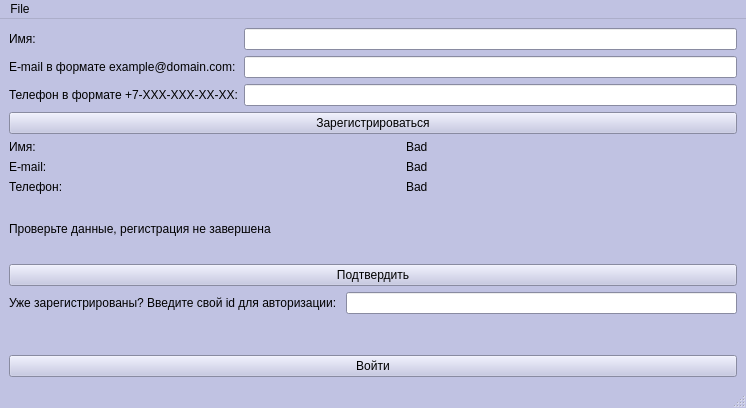
Qt form Booking/mainwindow.ui (mainex/btimetable-booking) before a commit.
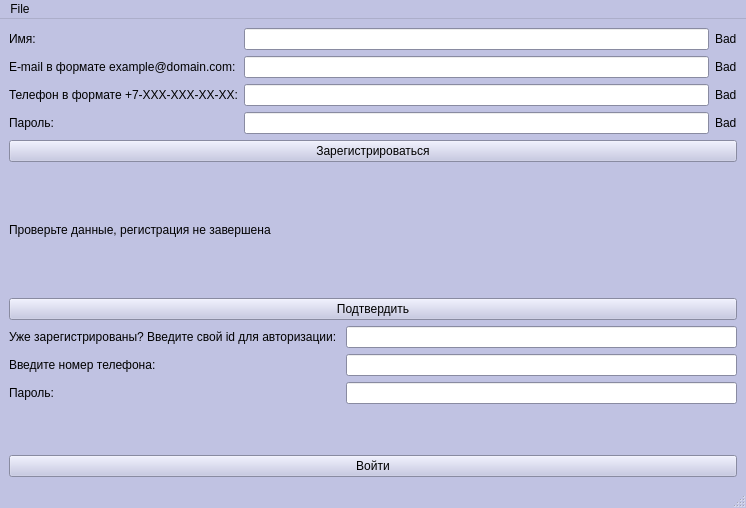
The same form after that commit.

Patch:
```diff
--- a/Booking/mainwindow.ui
+++ b/Booking/mainwindow.ui
@@ -7,7 +7,7 @@
     <x>0</x>
     <y>0</y>
     <width>746</width>
-    <height>408</height>
+    <height>508</height>
    </rect>
   </property>
   <property name="palette">
@@ -461,6 +461,27 @@
      <layout class="QVBoxLayout" name="verticalLayout_2">
       <item>
        <layout class="QFormLayout" name="formLayout_3">
+        <item row="0" column="0">
+         <widget class="QLabel" name="label_2">
+          <property name="text">
+           <string>Имя:</string>
+          </property>
+         </widget>
+        </item>
+        <item row="0" column="1">
+         <layout class="QHBoxLayout" name="horizontalLayout_4">
+          <item>
+           <widget class="QLineEdit" name="enterNameLineEdit"/>
+          </item>
+          <item>
+           <widget class="QLabel" name="isNameOkLabel">
+            <property name="text">
+             <string>Bad</string>
+            </property>
+           </widget>
+          </item>
+         </layout>
+        </item>
         <item row="1" column="0">
          <widget class="QLabel" name="enterEmailLabel">
           <property name="text">
@@ -468,13 +489,6 @@
           </property>
          </widget>
         </item>
-        <item row="1" column="1">
-         <widget class="QLineEdit" name="enterEmailLineEdit">
-          <property name="text">
-           <string/>
-          </property>
-         </widget>
-        </item>
         <item row="2" column="0">
          <widget class="QLabel" name="enterTelephoneLabel">
           <property name="text">
@@ -482,45 +496,17 @@
           </property>
          </widget>
         </item>
-        <item row="2" column="1">
-         <widget class="QLineEdit" name="enterTelephoneLineEdit">
+        <item row="3" column="0">
+         <widget class="QLabel" name="enterPasswordLabel">
           <property name="text">
-           <string/>
-          </property>
-         </widget>
-        </item>
-        <item row="0" column="0">
-         <widget class="QLabel" name="label_2">
-          <property name="text">
-           <string>Имя:</string>
-          </property>
-         </widget>
-        </item>
-        <item row="0" column="1">
-         <widget class="QLineEdit" name="enterNameLineEdit"/>
-        </item>
-       </layout>
-      </item>
-      <item>
-       <widget class="QPushButton" name="pushButton">
-        <property name="text">
-         <string>Зарегистрироваться</string>
-        </property>
-       </widget>
-      </item>
-      <item>
-       <layout class="QFormLayout" name="formLayout_4">
-        <item row="1" column="0">
-         <widget class="QLabel" name="label_5">
-          <property name="text">
-           <string>E-mail:</string>
+           <string>Пароль:</string>
           </property>
          </widget>
         </item>
         <item row="1" column="1">
-         <layout class="QHBoxLayout" name="horizontalLayout_5">
+         <layout class="QHBoxLayout" name="horizontalLayout_7">
           <item>
-           <widget class="QLabel" name="emailLabel">
+           <widget class="QLineEdit" name="enterEmailLineEdit">
             <property name="text">
              <string/>
             </property>
@@ -535,17 +521,10 @@
           </item>
          </layout>
         </item>
-        <item row="2" column="0">
-         <widget class="QLabel" name="label_6">
-          <property name="text">
-           <string>Телефон:</string>
-          </property>
-         </widget>
-        </item>
         <item row="2" column="1">
-         <layout class="QHBoxLayout" name="horizontalLayout_6">
+         <layout class="QHBoxLayout" name="horizontalLayout_8">
           <item>
-           <widget class="QLabel" name="telephoneLabel">
+           <widget class="QLineEdit" name="enterTelephoneLineEdit">
             <property name="text">
              <string/>
             </property>
@@ -560,24 +539,13 @@
           </item>
          </layout>
         </item>
-        <item row="0" column="0">
-         <widget class="QLabel" name="label_3">
-          <property name="text">
-           <string>Имя:</string>
-          </property>
-         </widget>
-        </item>
-        <item row="0" column="1">
-         <layout class="QHBoxLayout" name="horizontalLayout">
+        <item row="3" column="1">
+         <layout class="QHBoxLayout" name="horizontalLayout_9">
           <item>
-           <widget class="QLabel" name="nameLabel">
-            <property name="text">
-             <string/>
-            </property>
-           </widget>
+           <widget class="QLineEdit" name="enterPasswordLineEdit"/>
           </item>
           <item>
-           <widget class="QLabel" name="isNameOkLabel">
+           <widget class="QLabel" name="isPasswordOkLabel">
             <property name="text">
              <string>Bad</string>
             </property>
@@ -587,6 +555,13 @@
         </item>
        </layout>
       </item>
+      <item>
+       <widget class="QPushButton" name="pushButton">
+        <property name="text">
+         <string>Зарегистрироваться</string>
+        </property>
+       </widget>
+      </item>
      </layout>
     </item>
     <item>
@@ -615,6 +590,26 @@
       <item row="0" column="1">
        <widget class="QLineEdit" name="idLineEdit"/>
       </item>
+      <item row="2" column="0">
+       <widget class="QLabel" name="label_7">
+        <property name="text">
+         <string>Пароль:</string>
+        </property>
+       </widget>
+      </item>
+      <item row="2" column="1">
+       <widget class="QLineEdit" name="lineEdit"/>
+      </item>
+      <item row="1" column="0">
+       <widget class="QLabel" name="label_9">
+        <property name="text">
+         <string>Введите номер телефона:</string>
+        </property>
+       </widget>
+      </item>
+      <item row="1" column="1">
+       <widget class="QLineEdit" name="lineEdit_2"/>
+      </item>
      </layout>
     </item>
     <item>
```
